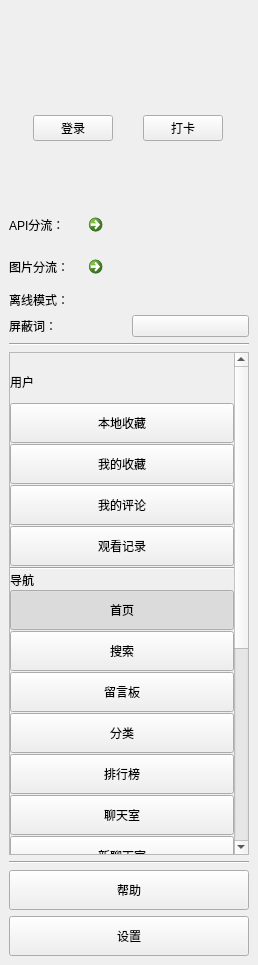
First picture: the form in ui/component/ui_navigation.ui, repository tonquer/picacg-qt, before the edit.
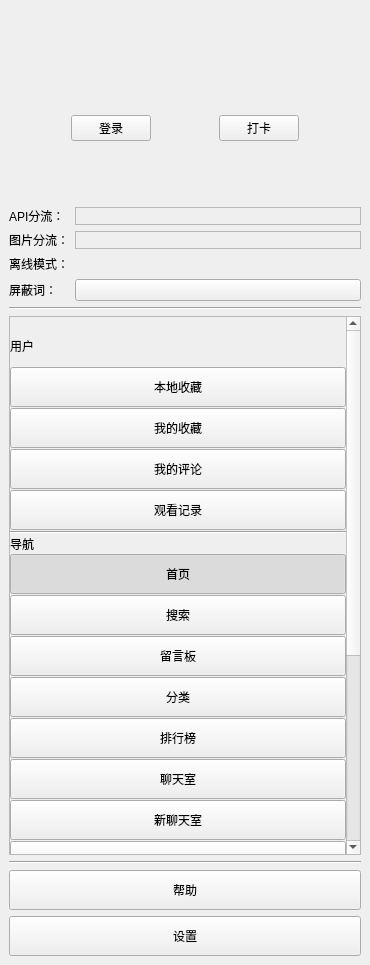
Second picture: the form after the edit. Icons and pictures are not drawn. Custom widgets are drawn as their Qt base class.

Diff of the .ui file:
```diff
--- a/ui/component/ui_navigation.ui
+++ b/ui/component/ui_navigation.ui
@@ -6,7 +6,7 @@
    <rect>
     <x>0</x>
     <y>0</y>
-    <width>258</width>
+    <width>370</width>
     <height>965</height>
    </rect>
   </property>
@@ -132,68 +132,86 @@
        </layout>
       </item>
       <item>
-       <layout class="QHBoxLayout" name="horizontalLayout_3">
-        <item>
-         <widget class="QLabel" name="label_4">
-          <property name="text">
-           <string>API分流：</string>
-          </property>
-         </widget>
-        </item>
-        <item>
-         <widget class="QCommandLinkButton" name="proxyName">
-          <property name="text">
-           <string/>
-          </property>
-         </widget>
-        </item>
-       </layout>
-      </item>
-      <item>
-       <layout class="QHBoxLayout" name="horizontalLayout_5">
-        <item>
-         <widget class="QLabel" name="label_6">
-          <property name="text">
-           <string>图片分流：</string>
-          </property>
-         </widget>
-        </item>
-        <item>
-         <widget class="QCommandLinkButton" name="proxyImgName">
-          <property name="text">
-           <string/>
-          </property>
-         </widget>
-        </item>
-       </layout>
-      </item>
-      <item>
-       <layout class="QHBoxLayout" name="horizontalLayout_4">
-        <item>
+       <layout class="QGridLayout" name="gridLayout_2">
+        <item row="2" column="0">
          <widget class="QLabel" name="label_5">
           <property name="text">
            <string>离线模式：</string>
           </property>
          </widget>
         </item>
-        <item>
+        <item row="2" column="1">
          <widget class="SwitchButton" name="offlineButton" native="true"/>
         </item>
-       </layout>
-      </item>
-      <item>
-       <layout class="QHBoxLayout" name="horizontalLayout_6">
-        <item>
+        <item row="1" column="0">
+         <widget class="QLabel" name="label_6">
+          <property name="minimumSize">
+           <size>
+            <width>60</width>
+            <height>0</height>
+           </size>
+          </property>
+          <property name="text">
+           <string>图片分流：</string>
+          </property>
+         </widget>
+        </item>
+        <item row="0" column="0">
+         <widget class="QLabel" name="label_4">
+          <property name="minimumSize">
+           <size>
+            <width>60</width>
+            <height>0</height>
+           </size>
+          </property>
+          <property name="text">
+           <string>API分流：</string>
+          </property>
+         </widget>
+        </item>
+        <item row="3" column="1">
+         <widget class="QPushButton" name="hideButton">
+          <property name="text">
+           <string/>
+          </property>
+         </widget>
+        </item>
+        <item row="3" column="0">
          <widget class="QLabel" name="label_7">
           <property name="text">
            <string>屏蔽词：</string>
           </property>
          </widget>
         </item>
-        <item>
-         <widget class="QPushButton" name="hideButton">
-          <property name="text">
-           <string/>
+        <item row="1" column="1">
+         <widget class="MiniNodeTileFrame" name="proxyImgName">
+          <property name="sizePolicy">
+           <sizepolicy hsizetype="Expanding" vsizetype="Preferred">
+            <horstretch>0</horstretch>
+            <verstretch>0</verstretch>
+           </sizepolicy>
+          </property>
+          <property name="frameShape">
+           <enum>QFrame::Shape::StyledPanel</enum>
+          </property>
+          <property name="frameShadow">
+           <enum>QFrame::Shadow::Raised</enum>
+          </property>
+         </widget>
+        </item>
+        <item row="0" column="1">
+         <widget class="MiniNodeTileFrame" name="proxyName">
+          <property name="sizePolicy">
+           <sizepolicy hsizetype="Expanding" vsizetype="Preferred">
+            <horstretch>0</horstretch>
+            <verstretch>0</verstretch>
+           </sizepolicy>
+          </property>
+          <property name="frameShape">
+           <enum>QFrame::Shape::StyledPanel</enum>
+          </property>
+          <property name="frameShadow">
+           <enum>QFrame::Shadow::Raised</enum>
           </property>
          </widget>
         </item>
@@ -221,8 +239,8 @@
          <property name="geometry">
           <rect>
            <x>0</x>
-           <y>-358</y>
-           <width>226</width>
+           <y>0</y>
+           <width>338</width>
            <height>838</height>
           </rect>
          </property>
@@ -1173,6 +1191,12 @@
    <header>component.button.switch_button.h</header>
    <container>1</container>
   </customwidget>
+  <customwidget>
+   <class>MiniNodeTileFrame</class>
+   <extends>QFrame</extends>
+   <header location="global">component.widget.mini_node_title_frame.h</header>
+   <container>1</container>
+  </customwidget>
  </customwidgets>
  <resources>
   <include location="../../res/images.qrc"/>
```
